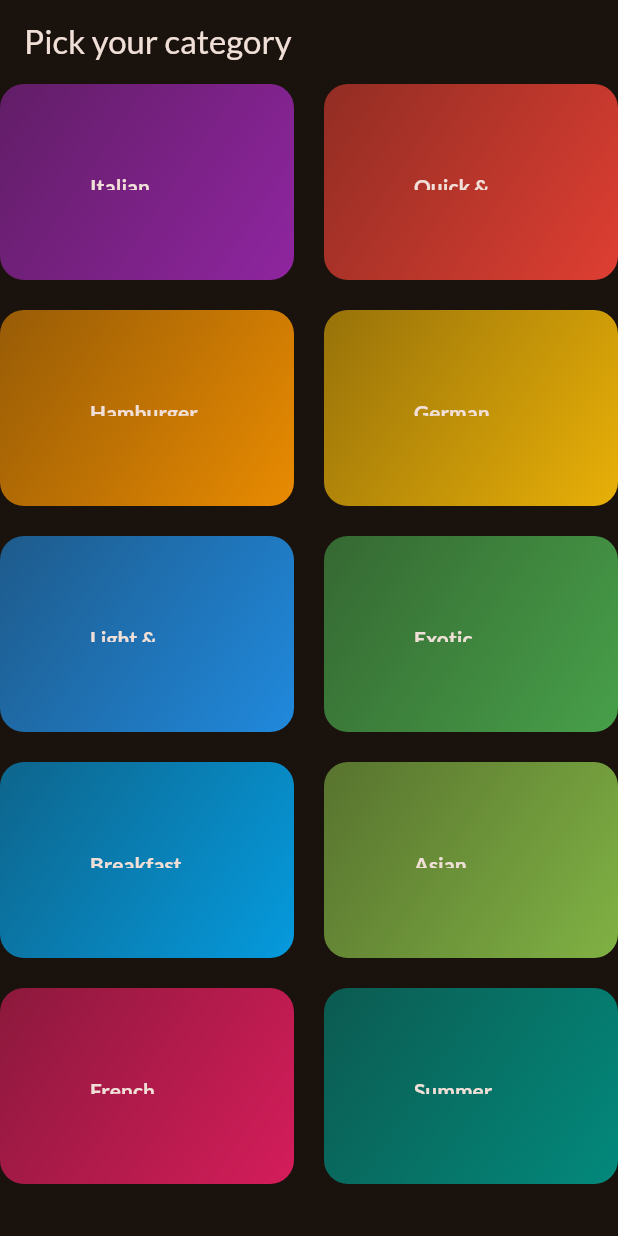
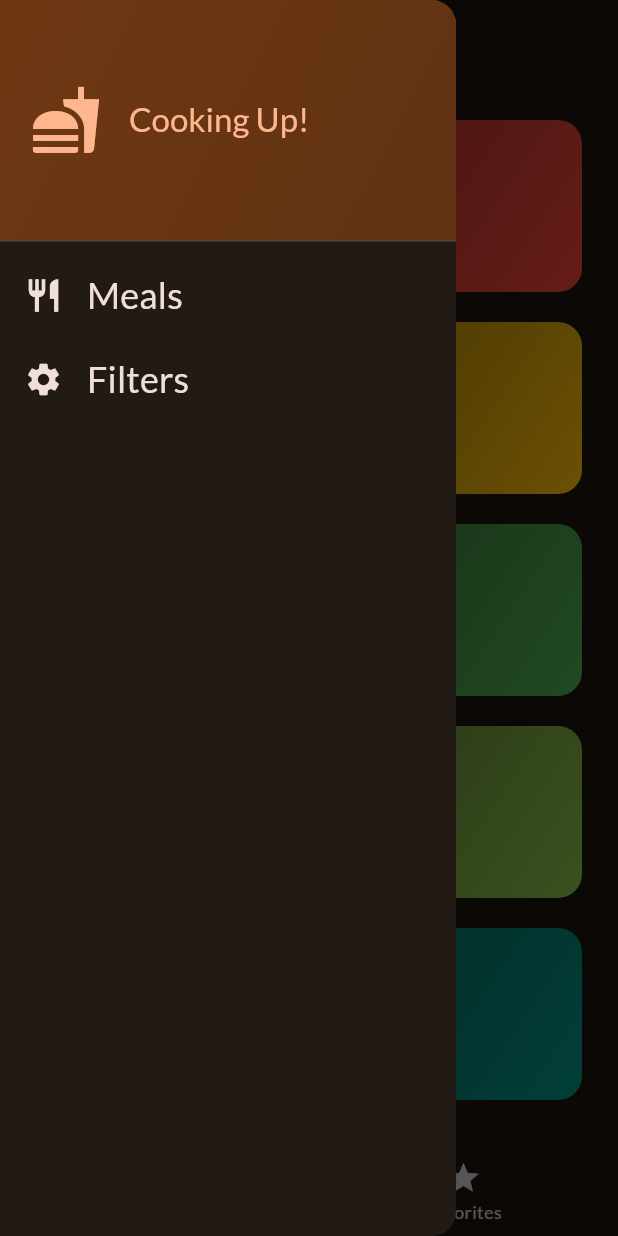
Before and after one commit to YOGESHnick/Meals, a Flutter app: the screen it shows after launch, with the side drawer open (before the commit the screen has no drawer), on a phone screen of 412 x 824 dp. Run offline on Flutter 3.47's test engine with Material 3 defaults, Android fonts, the phone set to English and light mode, and no system bars; our stand-ins replace flutter_riverpod, google_fonts, transparent_image.

```diff
--- a/lib/main.dart
+++ b/lib/main.dart
@@ -1,8 +1,8 @@
 import 'package:flutter/material.dart';
 import 'package:google_fonts/google_fonts.dart';
-// import 'package:meals/data/dummy_data.dart';
-import 'package:meals/screens/categories.dart';
-// import 'package:meals/screens/meals.dart';
+import 'package:flutter_riverpod/flutter_riverpod.dart';
+
+import 'package:meals/screens/tabs.dart';
 
 final theme = ThemeData(
   useMaterial3: true,
@@ -14,7 +14,11 @@ final theme = ThemeData(
 );
 
 void main() {
-  runApp(const App());
+  runApp(
+    const ProviderScope(
+      child: App(),
+    ),
+  );
 }
 
 class App extends StatelessWidget {
@@ -24,7 +28,7 @@ class App extends StatelessWidget {
   Widget build(BuildContext context) {
     return MaterialApp(
       theme: theme,
-      home: const CategoriesScreen(),
+      home: const TabsScreen(),
     );
   }
 }
--- /dev/null
+++ b/lib/providers/meals_provider.dart
@@ -0,0 +1,7 @@
+import 'package:flutter_riverpod/flutter_riverpod.dart';
+
+import 'package:meals/data/dummy_data.dart';
+
+final mealsProvider = Provider((ref) {
+  return dummyMeals;
+});
--- a/lib/screens/categories.dart
+++ b/lib/screens/categories.dart
@@ -1,43 +1,57 @@
 import 'package:flutter/material.dart';
+
 import 'package:meals/data/dummy_data.dart';
+import 'package:meals/models/meal.dart';
+import 'package:meals/widgets/category_grid_item.dart';
+import 'package:meals/screens/meals.dart';
 import 'package:meals/models/category.dart';
-import 'package:meals/screens/meals.dart';
-import 'package:meals/widgets/category_grid_item.dart';
 
 class CategoriesScreen extends StatelessWidget {
-  const CategoriesScreen({super.key});
+  const CategoriesScreen({
+    super.key,
+    required this.onToggleFavorite,
+    required this.availableMeals,
+  });
 
-  void _selectCategory(BuildContext context,Category category) {
+  final void Function(Meal meal) onToggleFavorite;
+  final List<Meal> availableMeals;
 
-  final filteredMeals = dummyMeals.where((meal) => meal.categories.contains(category.id)).toList();
+  void _selectCategory(BuildContext context, Category category) {
+    final filteredMeals = availableMeals
+        .where((meal) => meal.categories.contains(category.id))
+        .toList();
 
-    Navigator.of(context).push(MaterialPageRoute(
+    Navigator.of(context).push(
+      MaterialPageRoute(
         builder: (ctx) => MealsScreen(
           title: category.title,
-          meals: filteredMeals )
-      )
-    );
+          meals: filteredMeals,
+          onToggleFavorite: onToggleFavorite,
+        ),
+      ),
+    ); // Navigator.push(context, route)
   }
 
   @override
   Widget build(BuildContext context) {
-    return Scaffold(
-      appBar: AppBar(
-        title: const Text('Pick your category'),
-      ),
-      body: GridView(
+    return GridView(
+      padding: const EdgeInsets.all(24),
       gridDelegate: const SliverGridDelegateWithFixedCrossAxisCount(
         crossAxisCount: 2,
         childAspectRatio: 3 / 2,
         crossAxisSpacing: 20,
-            mainAxisSpacing: 20),
+        mainAxisSpacing: 20,
+      ),
       children: [
+        // availableCategories.map((category) => CategoryGridItem(category: category)).toList()
         for (final category in availableCategories)
-            CategoryGridItem(category: category,onSelectCategory: (){
-              _selectCategory(context,category);
-            },)
+          CategoryGridItem(
+            category: category,
+            onSelectCategory: () {
+              _selectCategory(context, category);
+            },
+          )
       ],
-      ),
     );
   }
 }
--- /dev/null
+++ b/lib/screens/tabs.dart
@@ -0,0 +1,137 @@
+import 'package:flutter/material.dart';
+import 'package:flutter_riverpod/flutter_riverpod.dart';
+
+import 'package:meals/models/meal.dart';
+import 'package:meals/screens/categories.dart';
+import 'package:meals/screens/filters.dart';
+import 'package:meals/screens/meals.dart';
+import 'package:meals/widgets/main_drawer.dart';
+import 'package:meals/providers/meals_provider.dart';
+
+const kInitialFilters = {
+  Filter.glutenFree: false,
+  Filter.lactoseFree: false,
+  Filter.vegetarian: false,
+  Filter.vegan: false
+};
+
+class TabsScreen extends ConsumerStatefulWidget {
+  const TabsScreen({super.key});
+
+  @override
+  ConsumerState<TabsScreen> createState() {
+    return _TabsScreenState();
+  }
+}
+
+class _TabsScreenState extends ConsumerState<TabsScreen> {
+  int _selectedPageIndex = 0;
+  final List<Meal> _favoriteMeals = [];
+  Map<Filter, bool> _selectedFilters = kInitialFilters;
+
+  void _showInfoMessage(String message) {
+    ScaffoldMessenger.of(context).clearSnackBars();
+    ScaffoldMessenger.of(context).showSnackBar(
+      SnackBar(
+        content: Text(message),
+      ),
+    );
+  }
+
+  void _toggleMealFavoriteStatus(Meal meal) {
+    final isExisting = _favoriteMeals.contains(meal);
+
+    if (isExisting) {
+      setState(() {
+        _favoriteMeals.remove(meal);
+      });
+      _showInfoMessage('Meal is no longer a favorite.');
+    } else {
+      setState(() {
+        _favoriteMeals.add(meal);
+        _showInfoMessage('Marked as a favorite!');
+      });
+    }
+  }
+
+  void _selectPage(int index) {
+    setState(() {
+      _selectedPageIndex = index;
+    });
+  }
+
+  void _setScreen(String identifier) async {
+    Navigator.of(context).pop();
+    if (identifier == 'filters') {
+      final result = await Navigator.of(context).push<Map<Filter, bool>>(
+        MaterialPageRoute(
+          builder: (ctx) => FiltersScreen(
+            currentFilters: _selectedFilters,
+          ),
+        ),
+      );
+
+      setState(() {
+        _selectedFilters = result ?? kInitialFilters;
+      });
+    }
+  }
+
+  @override
+  Widget build(BuildContext context) {
+    final meals = ref.watch(mealsProvider);
+    final availableMeals = meals.where((meal) {
+      if (_selectedFilters[Filter.glutenFree]! && !meal.isGlutenFree) {
+        return false;
+      }
+      if (_selectedFilters[Filter.lactoseFree]! && !meal.isLactoseFree) {
+        return false;
+      }
+      if (_selectedFilters[Filter.vegetarian]! && !meal.isVegetarian) {
+        return false;
+      }
+      if (_selectedFilters[Filter.vegan]! && !meal.isVegan) {
+        return false;
+      }
+      return true;
+    }).toList();
+
+    Widget activePage = CategoriesScreen(
+      onToggleFavorite: _toggleMealFavoriteStatus,
+      availableMeals: availableMeals,
+    );
+    var activePageTitle = 'Categories';
+
+    if (_selectedPageIndex == 1) {
+      activePage = MealsScreen(
+        meals: _favoriteMeals,
+        onToggleFavorite: _toggleMealFavoriteStatus,
+      );
+      activePageTitle = 'Your Favorites';
+    }
+
+    return Scaffold(
+      appBar: AppBar(
+        title: Text(activePageTitle),
+      ),
+      drawer: MainDrawer(
+        onSelectScreen: _setScreen,
+      ),
+      body: activePage,
+      bottomNavigationBar: BottomNavigationBar(
+        onTap: _selectPage,
+        currentIndex: _selectedPageIndex,
+        items: const [
+          BottomNavigationBarItem(
+            icon: Icon(Icons.set_meal),
+            label: 'Categories',
+          ),
+          BottomNavigationBarItem(
+            icon: Icon(Icons.star),
+            label: 'Favorites',
+          ),
+        ],
+      ),
+    );
+  }
+}
--- /dev/null
+++ b/lib/widgets/main_drawer.dart
@@ -0,0 +1,83 @@
+import 'package:flutter/material.dart';
+
+class MainDrawer extends StatelessWidget {
+  const MainDrawer({super.key, required this.onSelectScreen});
+
+  final void Function(String identifier) onSelectScreen;
+
+  @override
+  Widget build(BuildContext context) {
+    return Drawer(
+      child: Column(
+        children: [
+          DrawerHeader(
+            padding: const EdgeInsets.all(20),
+            decoration: BoxDecoration(
+              gradient: LinearGradient(
+                colors: [
+                  Theme.of(context).colorScheme.primaryContainer,
+                  Theme.of(context)
+                      .colorScheme
+                      .primaryContainer
+                      .withOpacity(0.8),
+                ],
+                begin: Alignment.topLeft,
+                end: Alignment.bottomRight,
+              ),
+            ),
+            child: Row(
+              children: [
+                Icon(
+                  Icons.fastfood,
+                  size: 48,
+                  color: Theme.of(context).colorScheme.primary,
+                ),
+                const SizedBox(width: 18),
+                Text(
+                  'Cooking Up!',
+                  style: Theme.of(context).textTheme.titleLarge!.copyWith(
+                        color: Theme.of(context).colorScheme.primary,
+                      ),
+                ),
+              ],
+            ),
+          ),
+          ListTile(
+            leading: Icon(
+              Icons.restaurant,
+              size: 26,
+              color: Theme.of(context).colorScheme.onBackground,
+            ),
+            title: Text(
+              'Meals',
+              style: Theme.of(context).textTheme.titleSmall!.copyWith(
+                    color: Theme.of(context).colorScheme.onBackground,
+                    fontSize: 24,
+                  ),
+            ),
+            onTap: () {
+              onSelectScreen('meals');
+            },
+          ),
+          ListTile(
+            leading: Icon(
+              Icons.settings,
+              size: 26,
+              color: Theme.of(context).colorScheme.onBackground,
+            ),
+            title: Text(
+              'Filters',
+              style: Theme.of(context).textTheme.titleSmall!.copyWith(
+                    color: Theme.of(context).colorScheme.onBackground,
+                    fontSize: 24,
+                  ),
+            ),
+            onTap: () {
+              onSelectScreen('filters');
+            },
+          ),
+        ],
+      ),
+    );
+  }
+}
--- a/pubspec.yaml
+++ b/pubspec.yaml
@@ -37,6 +37,7 @@ dependencies:
   cupertino_icons: ^1.0.2
   google_fonts: ^6.1.0
   transparent_image: ^2.0.1
+  flutter_riverpod: ^2.5.1
 
 dev_dependencies:
   flutter_test:
```
Also changed, not shown: lib/screens/filters.dart (added, +162 -0 lines), lib/screens/meal_details.dart (+10 -3 lines), lib/screens/meals.dart (+10 -3 lines), pubspec.lock, 1 other file. Lines whose indentation alone changed are shown as unchanged.
